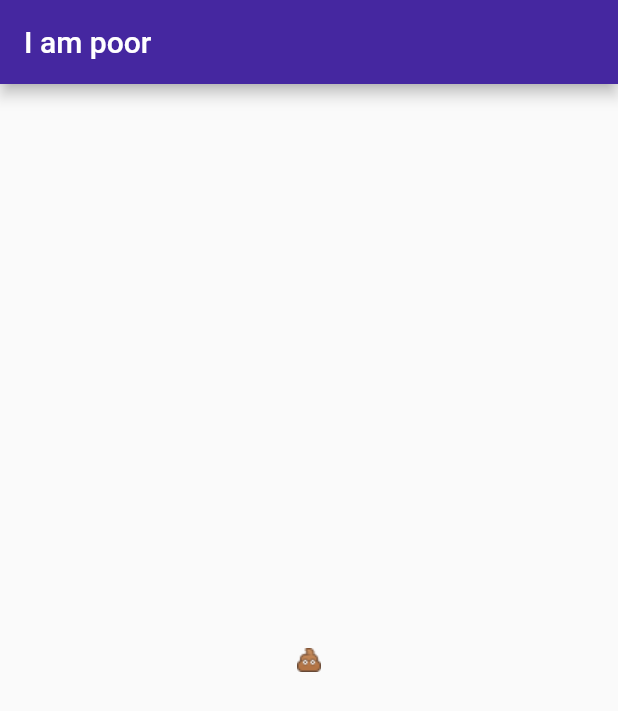
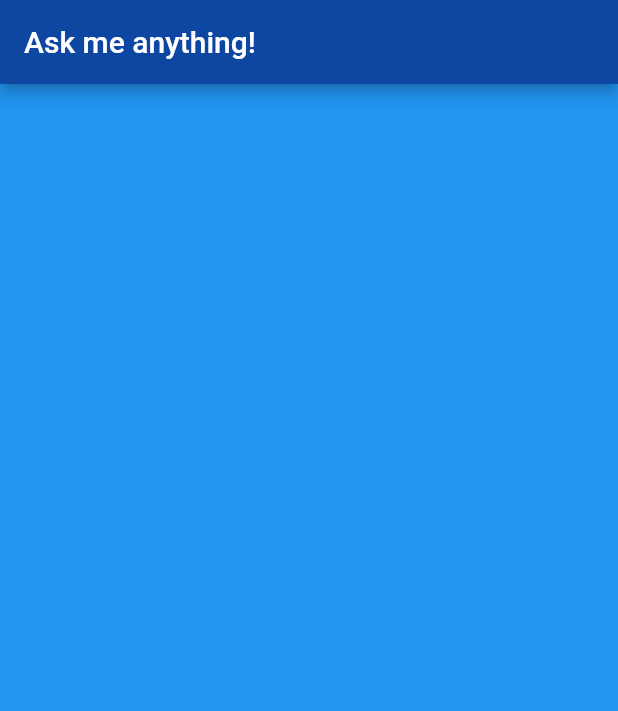
Before and after one commit to mntm/flutter-course, a Flutter app: the screen it shows after launch, on a phone screen of 412 x 824 dp. Shown: the top 711 px of the screen. Run offline on Flutter 3.47's test engine with Material 2 defaults, Android fonts, the phone set to English and light mode, and no system bars.

Commit message:
Created a stateless widget called BallPage

```diff
--- /dev/null
+++ b/lib/ball_page.dart
@@ -0,0 +1,10 @@
+import "package:flutter/material.dart";
+
+class BallPage extends StatelessWidget {
+  @override
+  Widget build(BuildContext context) {
+    return Container(
+
+    );
+  }
+}
--- a/lib/main.dart
+++ b/lib/main.dart
@@ -1,4 +1,7 @@
 import "package:flutter/material.dart";
+
+import "./ball_page.dart";
+
 
 // With dart, when a function (or method) contains only one instruction,
 // we can use the so called 'fat arrow' (=>) to shorten its declaration
@@ -15,16 +18,12 @@ class MyApp extends StatelessWidget {
       // and other material widget (FAB) in our application.
       // It is the equivalent of CoordinatorLayout on android.
       home: Scaffold(
+        backgroundColor: Colors.blue,
         appBar: AppBar(
-          title: Text('I am poor'),
-          backgroundColor: Colors.deepPurple[800],
+          title: Text('Ask me anything!'),
+          backgroundColor: Colors.blue.shade900,
         ),
-        body: Center(
-          child: Image(
-            // This feeds the widget with an image bundled with the app
-            image: AssetImage('images/fb_poop_icon.png'),
-          ),
-        ),
+        body: BallPage(),
       ),
     );
   }
```
